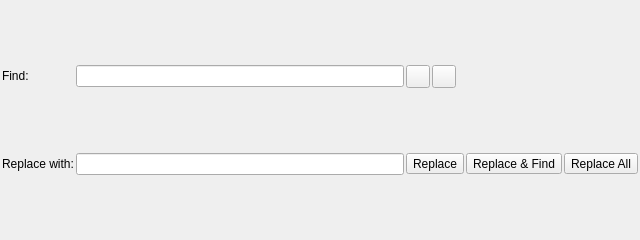
opencor/opencor, file src/plugins/widget/Editor/src/editorfindreplacewidget.ui: the form before one commit.
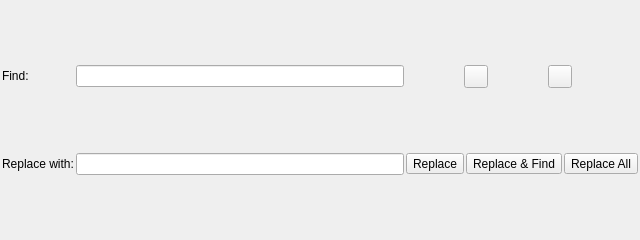
The form after the commit. Icons and pictures are not drawn.

Commit message: Some minor cleaning up [ci skip].

```diff
--- a/src/plugins/widget/Editor/src/editorfindreplacewidget.ui
+++ b/src/plugins/widget/Editor/src/editorfindreplacewidget.ui
@@ -141,12 +141,6 @@
        <property name="orientation">
         <enum>Qt::Horizontal</enum>
        </property>
-       <property name="sizeHint" stdset="0">
-        <size>
-         <width>0</width>
-         <height>0</height>
-        </size>
-       </property>
       </spacer>
      </item>
     </layout>
```
The commit also changes 1 other file.
